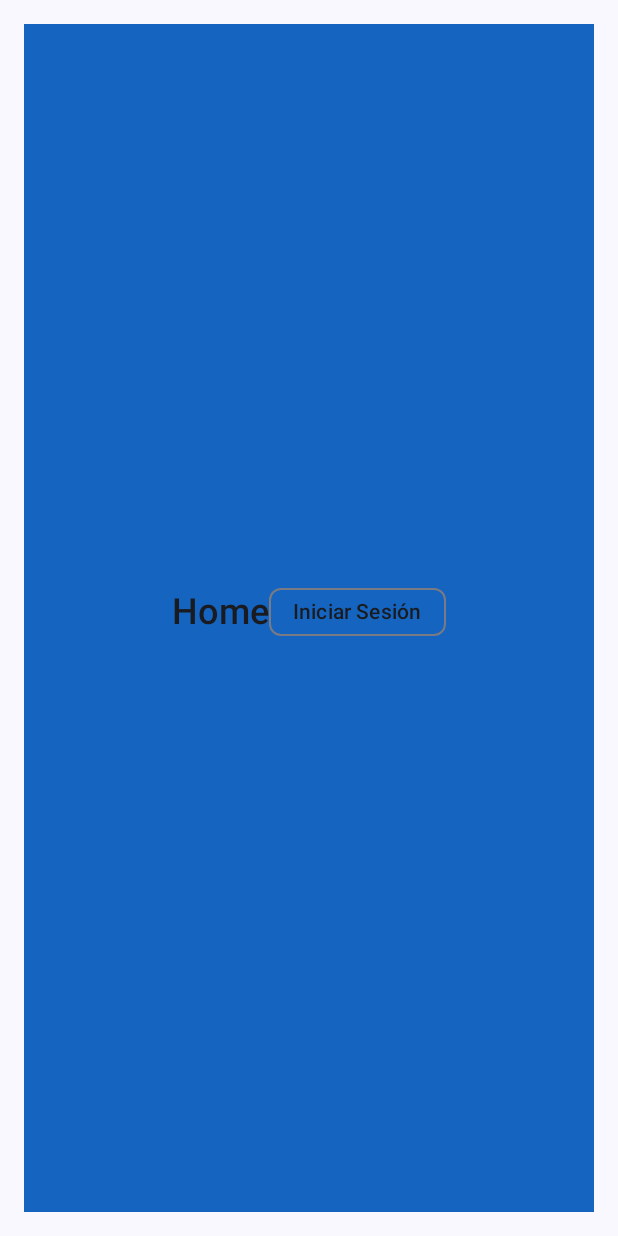
After one commit to NikoGox/SAFE-Rescue-Movil, an Android app built with Jetpack Compose: the composable HomeScreen shown on its own in the app's theme, on a phone screen of 412 x 824 dp. The commit adds this screen. Run offline under Robolectric (Android 15) with nearby library versions, the phone set to English and light mode, and no system bars.

Commit message:
1.1.1
├─• Creación de HomeScreen y RegisterScreen (Modificar nombres de Screens)
├─• Creación de carpeta de componentes y se le agregan AppTopBar y LoginTextField(Se necesitan modificaciones)
├─• Se realizan modificaciones en los colores
├─• Se agrega una sealed class para las rutas
└─• Se agregan las dependencias para la navegación

```diff
--- /dev/null
+++ b/app/src/main/java/com/movil/saferescue/ui/screen/HomeScreen.kt
@@ -0,0 +1,72 @@
+package com.movil.saferescue.ui.screen
+
+import androidx.compose.foundation.background
+import androidx.compose.foundation.layout.Box
+import androidx.compose.foundation.layout.Column
+import androidx.compose.foundation.layout.Row
+import androidx.compose.foundation.layout.Spacer
+import androidx.compose.foundation.layout.fillMaxSize
+import androidx.compose.foundation.layout.fillMaxWidth
+import androidx.compose.foundation.layout.height
+import androidx.compose.foundation.layout.padding
+import androidx.compose.material3.AssistChip
+import androidx.compose.material3.ElevatedCard
+import androidx.compose.material3.MaterialTheme
+import androidx.compose.material3.Text
+import androidx.compose.runtime.Composable
+import androidx.compose.ui.Alignment
+import androidx.compose.ui.Modifier
+import androidx.compose.ui.text.font.FontWeight
+import androidx.compose.ui.tooling.preview.Preview
+import androidx.compose.ui.unit.dp
+import com.movil.saferescue.ui.theme.PrimaryBlue
+
+@Composable
+fun HomeScreen(
+    onGoLogin: () -> Unit,
+    onGoRegister: () -> Unit
+){
+    val primaryBlue = PrimaryBlue
+    Box(
+        modifier = Modifier
+            .fillMaxSize()
+            .padding(16.dp)
+            .background(primaryBlue),
+        contentAlignment = Alignment.Center
+    ){
+        Column(horizontalAlignment = Alignment.CenterHorizontally){
+            Row (
+                verticalAlignment = Alignment.CenterVertically
+            ){
+                Text(
+                    text = "Home",
+                    style = MaterialTheme.typography.headlineSmall,
+                    fontWeight = FontWeight.SemiBold
+                )
+
+                Spacer(Modifier.height(8.dp))
+
+                AssistChip(
+                    onClick = {},
+                    label = {Text("Iniciar Sesión")}
+                )
+            }
+
+            Spacer(Modifier.height(8.dp))
+
+            ElevatedCard(modifier = Modifier.fillMaxWidth()) {
+
+            }
+
+        }
+
+    }
+}
+
+@Preview(showBackground = true, widthDp = 360, heightDp = 640)
+@Composable
+fun HomeScreenPreview() {
+    MaterialTheme {
+        HomeScreen(onLoginClicked = {})
+    }
+}
--- /dev/null
+++ b/app/src/main/java/com/movil/saferescue/ui/screen/Register.kt
@@ -0,0 +1 @@
+package com.movil.saferescue.ui.screen
--- a/app/src/main/java/com/movil/saferescue/ui/theme/Color.kt
+++ b/app/src/main/java/com/movil/saferescue/ui/theme/Color.kt
@@ -11,3 +11,9 @@ val PurpleGrey40 = Color(0xFF625b71)
 val Pink40 = Color(0xFF7D5260)
 
 val uno_tres = Color(0x20a3d8)
+
+// Colores base para la estética moderna
+
+val PrimaryBlue = Color(0xFF1565C0) // Un azul profundo (similar a Inter)
+
+val SecondaryRed = Color(0xFFD32F2F) // Un rojo para acentos de emergencia
```
Also changed, not shown: app/build.gradle.kts (+13 -0 lines), app/src/main/java/com/movil/saferescue/navigation/Routes.kt (added, +10 -0 lines), app/src/main/java/com/movil/saferescue/ui/components/AppTopBar.kt (added, +50 -0 lines), app/src/main/java/com/movil/saferescue/ui/components/LoginTextField.kt (added, +36 -0 lines), app/src/main/java/com/movil/saferescue/ui/screen/InicioSesionScreen.kt (+9 -7 lines), 1 other file.
